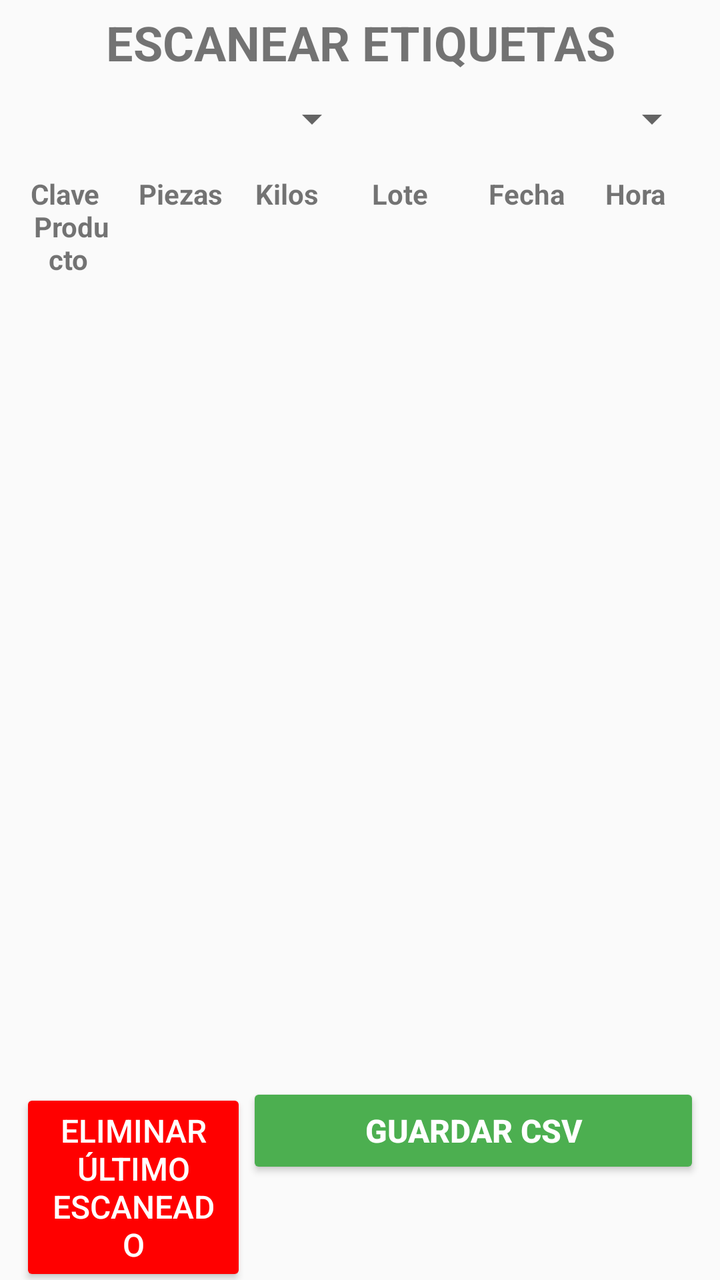
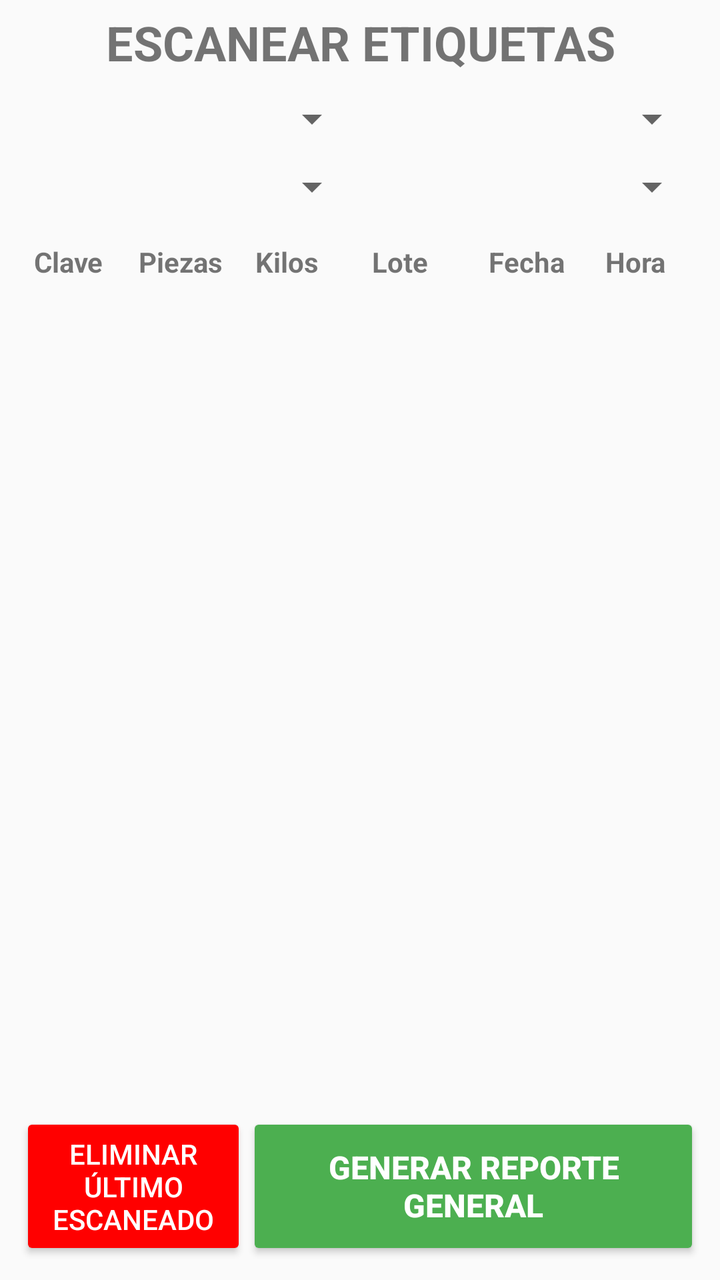

An Android layout rendered at two revisions. The XML below is the earlier revision; the diff shows what the commit changed to produce the second picture.
<!-- AndroidManifest.xml: application theme Theme.Etiquetas -->
<!-- res/layout/escanear_etiqueta_fragment.xml -->
<?xml version="1.0" encoding="utf-8"?>
<LinearLayout xmlns:android="http://schemas.android.com/apk/res/android"
    xmlns:app="http://schemas.android.com/apk/res-auto"
    android:layout_width="match_parent"
    android:layout_height="match_parent"
    android:gravity="center_horizontal"
    android:orientation="vertical">

    <TextView
        android:id="@+id/titulo"
        android:layout_width="wrap_content"
        android:layout_height="wrap_content"
        android:layout_marginTop="5sp"
        android:text="@string/titulo"
        android:textAlignment="center"
        android:textSize="24sp"
        android:textStyle="bold" />


    <LinearLayout
        android:layout_width="match_parent"
        android:layout_height="wrap_content"
        android:orientation="horizontal"
        android:layout_marginHorizontal="10dp"
        android:layout_marginTop="10dp">

        <Spinner
            android:id="@+id/spinnerZona"
            android:layout_width="0dp"
            android:layout_height="wrap_content"
            android:layout_weight="1" />

        <Spinner
            android:id="@+id/spinnerCamara"
            android:layout_width="0dp"
            android:layout_height="wrap_content"
            android:layout_weight="1" />

    </LinearLayout>

    <ScrollView
        android:layout_width="match_parent"
        android:layout_height="520dp"
        android:layout_weight="1">

        <TableLayout
            android:id="@+id/tableLayout"
            android:layout_width="match_parent"
            android:layout_height="wrap_content"
            android:layout_marginHorizontal="5dp"
            android:layout_marginTop="10dp">

            <TableRow>

                <TextView
                    android:layout_width="0dp"
                    android:layout_height="wrap_content"
                    android:layout_weight="1"
                    android:padding="6dp"
                    android:text="@string/clvProducto"
                    android:textAlignment="center"
                    android:textStyle="bold" />

                <TextView
                    android:layout_width="0dp"
                    android:layout_height="wrap_content"
                    android:layout_weight="1"
                    android:padding="6dp"
                    android:text="@string/piezas"
                    android:textStyle="bold" />

                <TextView
                    android:layout_width="0dp"
                    android:layout_height="wrap_content"
                    android:layout_weight="1"
                    android:padding="6dp"
                    android:text="@string/kilos"
                    android:textStyle="bold" />

                <TextView
                    android:layout_width="0dp"
                    android:layout_height="wrap_content"
                    android:layout_weight="1"
                    android:padding="6dp"
                    android:text="@string/lote"
                    android:textStyle="bold" />

                <TextView
                    android:layout_width="0dp"
                    android:layout_height="wrap_content"
                    android:layout_weight="1"
                    android:padding="6dp"
                    android:text="@string/fecha"
                    android:textStyle="bold" />

                <TextView
                    android:layout_width="0dp"
                    android:layout_height="wrap_content"
                    android:layout_weight="1"
                    android:padding="6dp"
                    android:text="@string/hora"
                    android:textStyle="bold" />
            </TableRow>


        </TableLayout>
    </ScrollView>

    <LinearLayout
        android:layout_width="match_parent"
        android:layout_height="wrap_content"
        android:layout_marginHorizontal="10dp"
        android:layout_marginTop="10dp"
        android:orientation="vertical">

        <LinearLayout
            android:layout_width="match_parent"
            android:layout_height="wrap_content"
            android:orientation="horizontal">

            <Button
                android:id="@+id/btnCancelar"
                android:layout_width="0dp"
                android:layout_height="wrap_content"
                android:layout_weight="1"
                android:backgroundTint="@color/red"
                android:focusable="false"
                android:focusableInTouchMode="false"
                android:text="@string/deleteLast"
                android:textColor="@color/white"
                android:textSize="16sp" />

            <Button
                android:id="@+id/btnGuardarCSV"
                android:layout_width="0dp"
                android:layout_height="wrap_content"
                android:layout_weight="2"
                android:backgroundTint="@color/green"
                android:focusable="false"
                android:focusableInTouchMode="false"
                android:text="@string/saveCSV"
                android:textColor="@color/white"
                android:textSize="16sp"
                android:textStyle="bold" />

        </LinearLayout>


    </LinearLayout>


</LinearLayout>
<!-- resources referenced by this layout -->
<resources>
  <color name="green">#4CAF50</color>
  <color name="red">#FF0000</color>
  <color name="white">#FFFFFFFF</color>
  <string name="clvProducto">Clave \n Producto</string>
  <string name="deleteLast">Eliminar Último Escaneado</string>
  <string name="fecha">Fecha</string>
  <string name="hora">Hora</string>
  <string name="kilos">Kilos</string>
  <string name="lote">Lote</string>
  <string name="piezas">Piezas</string>
  <string name="saveCSV">Guardar CSV</string>
  <string name="titulo">ESCANEAR ETIQUETAS</string>
  <style name="Theme.Etiquetas" parent="Theme.AppCompat.Light.NoActionBar" />
</resources>

<!-- the commit's change to res/layout/escanear_etiqueta_fragment.xml (unified diff, before → after) -->
@@ -20,9 +20,9 @@
     <LinearLayout
         android:layout_width="match_parent"
         android:layout_height="wrap_content"
-        android:orientation="horizontal"
         android:layout_marginHorizontal="10dp"
-        android:layout_marginTop="10dp">
+        android:layout_marginTop="10dp"
+        android:orientation="horizontal">
 
         <Spinner
             android:id="@+id/spinnerZona"
@@ -38,9 +38,29 @@
 
     </LinearLayout>
 
+    <LinearLayout
+        android:layout_width="match_parent"
+        android:layout_height="wrap_content"
+        android:layout_marginHorizontal="10dp"
+        android:layout_marginTop="10dp"
+        android:orientation="horizontal">
+
+        <Spinner
+            android:id="@+id/turnoSpinner"
+            android:layout_width="0dp"
+            android:layout_height="wrap_content"
+            android:layout_weight="1" />
+
+        <Spinner
+            android:id="@+id/tipoEntrada"
+            android:layout_width="0dp"
+            android:layout_height="wrap_content"
+            android:layout_weight="1" />
+    </LinearLayout>
+
     <ScrollView
         android:layout_width="match_parent"
-        android:layout_height="520dp"
+        android:layout_height="0dp"
         android:layout_weight="1">
 
         <TableLayout
@@ -116,37 +136,35 @@
         <LinearLayout
             android:layout_width="match_parent"
             android:layout_height="wrap_content"
+            android:layout_marginBottom="10dp"
             android:orientation="horizontal">
 
             <Button
                 android:id="@+id/btnCancelar"
                 android:layout_width="0dp"
-                android:layout_height="wrap_content"
+                android:layout_height="match_parent"
                 android:layout_weight="1"
                 android:backgroundTint="@color/red"
                 android:focusable="false"
                 android:focusableInTouchMode="false"
                 android:text="@string/deleteLast"
                 android:textColor="@color/white"
-                android:textSize="16sp" />
+                android:textSize="14sp" />
 
             <Button
-                android:id="@+id/btnGuardarCSV"
+                android:id="@+id/generarReporte"
                 android:layout_width="0dp"
-                android:layout_height="wrap_content"
+                android:layout_height="match_parent"
                 android:layout_weight="2"
                 android:backgroundTint="@color/green"
                 android:focusable="false"
                 android:focusableInTouchMode="false"
-                android:text="@string/saveCSV"
+                android:text="@string/generateReport"
                 android:textColor="@color/white"
                 android:textSize="16sp"
                 android:textStyle="bold" />
 
         </LinearLayout>
 
-
     </LinearLayout>
-
-
 </LinearLayout>
<!-- resource entries referenced after the edit -->
@@ -3,14 +3,14 @@
   <color name="green">#4CAF50</color>
   <color name="red">#FF0000</color>
   <color name="white">#FFFFFFFF</color>
-  <string name="clvProducto">Clave \n Producto</string>
+  <string name="clvProducto">Clave </string>
   <string name="deleteLast">Eliminar Último Escaneado</string>
   <string name="fecha">Fecha</string>
+  <string name="generateReport">Generar Reporte General </string>
   <string name="hora">Hora</string>
   <string name="kilos">Kilos</string>
   <string name="lote">Lote</string>
   <string name="piezas">Piezas</string>
-  <string name="saveCSV">Guardar CSV</string>
   <string name="titulo">ESCANEAR ETIQUETAS</string>
   <style name="Theme.Etiquetas" parent="Theme.AppCompat.Light.NoActionBar" />
 </resources>
